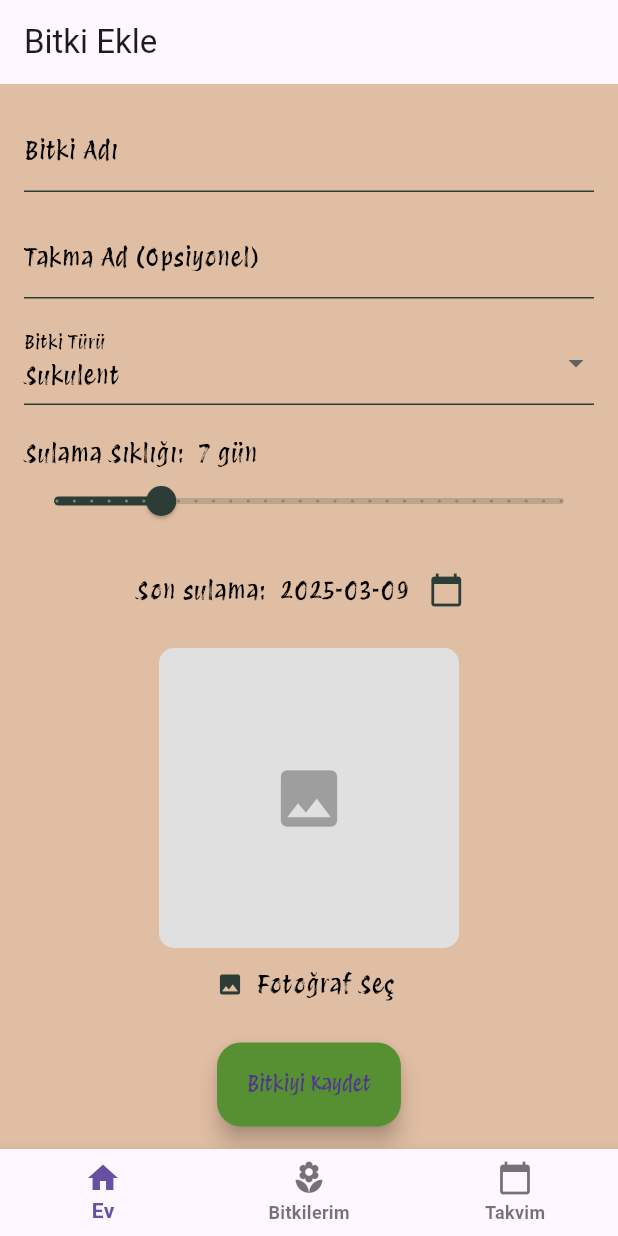
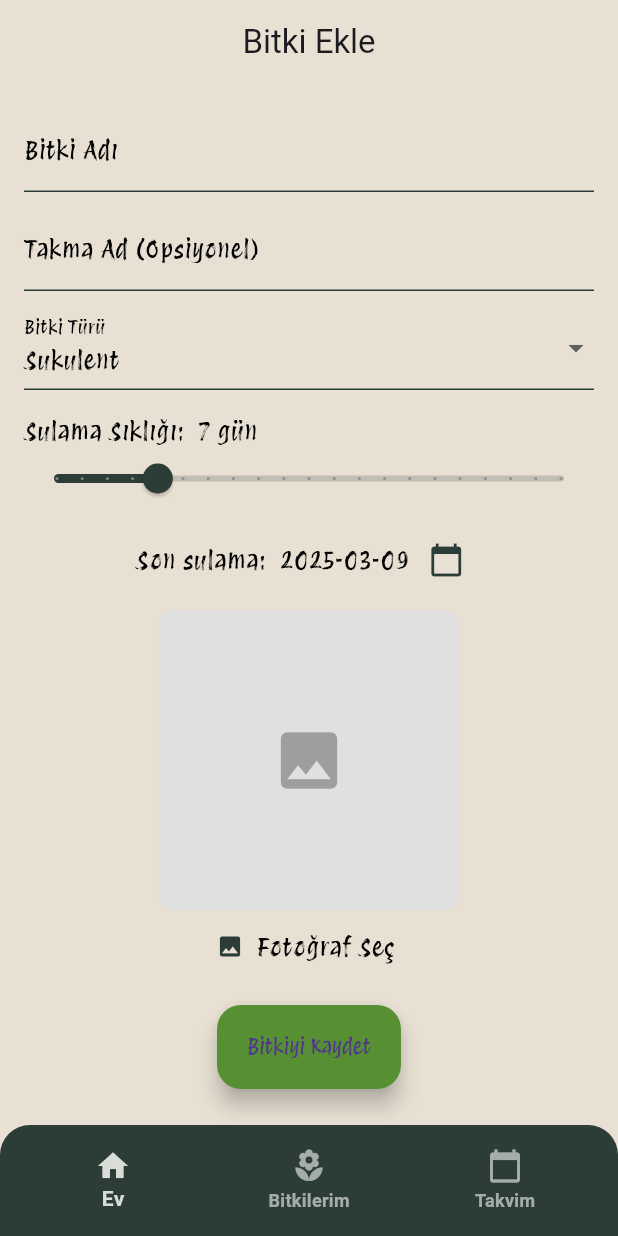
Before and after one commit to OsmanTurgut2335/planneT, a Flutter app: the screen it shows after launch, after a tap on "Bitki Ekle", on a phone screen of 412 x 824 dp. Run offline on Flutter 3.47's test engine with Material 3 defaults, Android fonts, the phone set to English and light mode, and no system bars; our stand-ins replace bloc, equatable, flutter_bloc, go_router, hive, hive_flutter and 2 more; accounts and stored records are empty.

Commit message:
improved ui for bottom nav bar and calendar

```diff
--- a/lib/core/constants/app_colors.dart
+++ b/lib/core/constants/app_colors.dart
@@ -3,4 +3,7 @@ import 'package:flutter/material.dart';
 class AppColors {
   static const Color scaffoldBackground = Color.fromARGB(255, 224, 190, 163);
   static const Color deepPine = Color(0xFF2B3D36);
+  static const Color navBarIconColor = Color(0xFFD8DDD7); // Icon color
+  static const Color alternateScaffoldBackground = Color(0xFFE7E0D3); // Icon color
+
 }
--- a/lib/core/constants/colors.dart
+++ /dev/null
@@ -1,6 +0,0 @@
-import 'package:flutter/material.dart';
-
-class AppColors {
-  static const Color scaffoldBackground = Color(0xFFFEFEE3);
-  static const Color cardBackground = Color(0xFFDBD4C8);
-}
--- a/lib/core/router/app_router.dart
+++ b/lib/core/router/app_router.dart
@@ -1,5 +1,6 @@
 //nav routera falan değiştirmek ?
 
+import 'package:allplant/core/constants/app_colors.dart';
 import 'package:allplant/pages/add_plant.dart';
 import 'package:allplant/pages/calendar_screen.dart';
 import 'package:allplant/pages/home_screen.dart';
@@ -20,31 +21,7 @@ final GoRouter appRouter = GoRouter(
         } else if (currentLocation.startsWith('/calendar')) {
           currentIndex = 2;
         }
-        return Scaffold(
-          body: child,
-
-          bottomNavigationBar: BottomNavigationBar(
-            currentIndex: currentIndex,
-            onTap: (index) {
-              switch (index) {
-                case 0:
-                  context.go('/');
-                  break;
-                case 1:
-                  context.go('/plants');
-                  break;
-                case 2:
-                  context.go('/calendar');
-                  break;
-              }
-            },
-            items: const [
-              BottomNavigationBarItem(icon: Icon(Icons.home), label: 'Ev'),
-              BottomNavigationBarItem(icon: Icon(Icons.local_florist), label: 'Bitkilerim'),
-              BottomNavigationBarItem(icon: Icon(Icons.calendar_today), label: 'Takvim'),
-            ],
-          ),
-        );
+        return Scaffold(body: child, bottomNavigationBar: CustomBottomNavBar(currentIndex: currentIndex));
       },
       routes: [
         GoRoute(path: '/', name: 'home', builder: (BuildContext context, GoRouterState state) => const HomeScreen()),
@@ -67,3 +44,50 @@ final GoRouter appRouter = GoRouter(
     ),
   ],
 );
+
+class CustomBottomNavBar extends StatelessWidget {
+  const CustomBottomNavBar({super.key, required this.currentIndex});
+
+  final int currentIndex;
+
+  @override
+  Widget build(BuildContext context) {
+    return Container(
+      decoration: BoxDecoration(
+
+        color: AppColors.deepPine, // Background color
+        borderRadius: const BorderRadius.only(topLeft: Radius.circular(20), topRight: Radius.circular(20)),
+      ),
+      padding: const EdgeInsets.symmetric(horizontal: 10, vertical: 8), // Adds padding around nav bar
+      child: BottomNavigationBar(
+        currentIndex: currentIndex,
+
+        backgroundColor: Colors.transparent, // Keeps container background
+        elevation: 0, // Removes shadow
+        selectedItemColor: AppColors.navBarIconColor, // Icon color when selected
+        unselectedItemColor: AppColors.navBarIconColor.withValues(alpha:  0.7), // Dimmed for unselected
+
+        type: BottomNavigationBarType.fixed, // Keeps icons static in place
+        onTap: (index) {
+          switch (index) {
+            case 0:
+              context.go('/');
+              break;
+            case 1:
+              context.go('/plants');
+              break;
+            case 2:
+              context.go('/calendar');
+              break;
+          }
+        },
+        items: const [
+          BottomNavigationBarItem(icon: Icon(Icons.home,), label: 'Ev'),
+          //  BottomNavigationBarItem(icon: Icon(Icons.add), label: 'Add Plant'),
+          BottomNavigationBarItem(icon: Icon(Icons.local_florist), label: 'Bitkilerim'),
+          BottomNavigationBarItem(icon: Icon(Icons.calendar_today), label: 'Takvim'),
+        ],
+      ),
+    );
+  }
+}
--- a/lib/core/theme/app_theme.dart
+++ b/lib/core/theme/app_theme.dart
@@ -7,8 +7,8 @@ class AppTheme {
       brightness: Brightness.light,
       primarySwatch: Colors.green,
       textTheme: TextTheme(
-        bodySmall: TextStyle(color: Colors.black, fontWeight: FontWeight.w600),
-        bodyMedium: TextStyle(color: Colors.white, fontWeight: FontWeight.w600),
+        bodySmall: TextStyle(color: Colors.white, fontWeight: FontWeight.w600, fontSize: 14),
+        bodyMedium: TextStyle(color: Colors.black, fontWeight: FontWeight.w600),
         bodyLarge: TextStyle(color: Colors.black, fontFamily: 'ProtestRevolution'),
         headlineSmall: TextStyle(color: Colors.white, fontSize: 30, fontFamily: 'Montserrat'),
         headlineMedium: TextStyle(fontSize: 20, fontWeight: FontWeight.bold),
@@ -16,11 +16,15 @@ class AppTheme {
         // Diğer text stilleri...
       ),
 
+      splashColor: Colors.transparent, // Removes ripple effect
+
+      appBarTheme: AppBarTheme(color: Colors.transparent, centerTitle: true),
+
       floatingActionButtonTheme: FloatingActionButtonThemeData(
         backgroundColor: Color(0xFF569033),
         extendedTextStyle: TextStyle(color: Colors.black, fontFamily: 'ProtestRevolution'),
       ),
-      scaffoldBackgroundColor: AppColors.scaffoldBackground,
+      scaffoldBackgroundColor: AppColors.alternateScaffoldBackground,
       inputDecorationTheme: InputDecorationTheme(
         focusedBorder: UnderlineInputBorder(borderSide: BorderSide(color: Color(0xFF569033))),
         enabledBorder: UnderlineInputBorder(borderSide: BorderSide(color: Color(0xFF2B3D36))),
--- /dev/null
+++ b/lib/features/widgets/calendar/add_plant_calendar.dart
@@ -0,0 +1,37 @@
+import 'package:allplant/core/constants/app_colors.dart';
+import 'package:allplant/core/constants/strings.dart';
+import 'package:flutter/material.dart';
+
+class DatePickerWidget extends StatelessWidget {
+  final DateTime selectedDate;
+  final Function(DateTime) onDateSelected;
+
+  const DatePickerWidget({super.key, required this.selectedDate, required this.onDateSelected});
+
+  @override
+  Widget build(BuildContext context) {
+    return Row(
+      mainAxisAlignment: MainAxisAlignment.center,
+      children: [
+        Text(
+          "${AppStrings.lastWateredLabel} ${selectedDate.toString().split(' ')[0]}",
+          style: Theme.of(context).textTheme.bodyLarge,
+        ),
+        IconButton(
+          icon: const Icon(Icons.calendar_today, color: AppColors.deepPine),
+          onPressed: () async {
+            DateTime? pickedDate = await showDatePicker(
+              context: context,
+              initialDate: selectedDate,
+              firstDate: DateTime(2000),
+              lastDate: DateTime.now(),
+            );
+            if (pickedDate != null) {
+              onDateSelected(pickedDate);
+            }
+          },
+        ),
+      ],
+    );
+  }
+}
--- a/lib/features/widgets/calendar_state_handler.dart
+++ b/lib/features/widgets/calendar_state_handler.dart
@@ -1,4 +1,5 @@
 // ignore_for_file: public_member_api_docs, sort_constructors_first
+import 'package:allplant/core/constants/app_colors.dart';
 import 'package:flutter/material.dart';
 import 'package:table_calendar/table_calendar.dart';
 
@@ -54,7 +55,9 @@ class _CalendarStateHandlerState extends State<CalendarStateHandler> {
               firstDay: DateTime.now(),
               lastDay: DateTime(DateTime.now().year, DateTime.now().month + 2, 0),
               calendarFormat: CalendarFormat.month,
+
               selectedDayPredicate: (day) => isSameDay(_selectedDay.value, day),
+              startingDayOfWeek: StartingDayOfWeek.monday,
               onDaySelected: (selectedDay, newFocusedDay) {
                 setState(() {
                   _selectedDay.value = selectedDay;
@@ -67,7 +70,7 @@ class _CalendarStateHandlerState extends State<CalendarStateHandler> {
                 markersMaxCount: 1,
                 todayDecoration: BoxDecoration(color: Colors.blue, shape: BoxShape.circle),
                 selectedDecoration: BoxDecoration(color: Colors.green, shape: BoxShape.circle),
-                markerDecoration: BoxDecoration(color: Colors.green, shape: BoxShape.rectangle),
+                markerDecoration: BoxDecoration(color: AppColors.deepPine, shape: BoxShape.rectangle),
               ),
             );
           },
--- a/lib/features/widgets/card/plant_card.dart
+++ b/lib/features/widgets/card/plant_card.dart
@@ -18,7 +18,6 @@ class _PlantCardState extends State<PlantCard> {
     super.didChangeDependencies();
     _fileExistsFuture = File(widget.plant.imageUrl).exists().then((exists) {
       if (exists) {
-
         precacheImage(FileImage(File(widget.plant.imageUrl)), context);
       }
       return exists;
@@ -31,7 +30,6 @@ class _PlantCardState extends State<PlantCard> {
       future: _fileExistsFuture,
       builder: (context, snapshot) {
         if (snapshot.connectionState == ConnectionState.waiting) {
-
           return Container(
             width: 120,
             height: 160,
@@ -39,60 +37,41 @@ class _PlantCardState extends State<PlantCard> {
             child: const Center(child: CircularProgressIndicator()),
           );
         } else if (snapshot.hasData && snapshot.data == true) {
-
-          final displayName = widget.plant.nickname?.isNotEmpty == true
-              ? widget.plant.nickname
-              : widget.plant.name;
+          final displayName = widget.plant.nickname?.isNotEmpty == true ? widget.plant.nickname : widget.plant.name;
           return Container(
             width: 120,
             margin: const EdgeInsets.only(right: 12),
-            decoration: BoxDecoration(
-              borderRadius: BorderRadius.circular(12),
-              color: Colors.white,
-            ),
+            decoration: BoxDecoration(borderRadius: BorderRadius.circular(12), color: Colors.white),
             child: Column(
               crossAxisAlignment: CrossAxisAlignment.stretch,
               children: [
                 Expanded(
                   child: ClipRRect(
-                    borderRadius:
-                        const BorderRadius.vertical(top: Radius.circular(12)),
-                    child: Image.file(
-                      File(widget.plant.imageUrl),
-                      width: 250,
-                      height: 250,
-                      fit: BoxFit.cover,
-                    ),
+                    borderRadius: const BorderRadius.vertical(top: Radius.circular(12)),
+                    child: Image.file(File(widget.plant.imageUrl), width: 250, height: 250, fit: BoxFit.cover),
                   ),
                 ),
                 Container(
                   padding: const EdgeInsets.all(8),
                   decoration: BoxDecoration(
                     color: Colors.green.shade900,
-                    borderRadius: const BorderRadius.vertical(
-                        bottom: Radius.circular(12)),
+                    borderRadius: const BorderRadius.vertical(bottom: Radius.circular(12)),
                   ),
                   child: Text(
                     displayName ?? "",
                     textAlign: TextAlign.center,
-                    style: Theme.of(context).textTheme.bodyMedium,
+                    style: Theme.of(context).textTheme.bodySmall,
                   ),
                 ),
               ],
             ),
           );
         } else {
-
           return Container(
             width: 250,
             height: 250,
-            decoration: BoxDecoration(
-              color: Colors.grey.shade300,
-              borderRadius: BorderRadius.circular(10),
-            ),
-            child: const Center(
-              child: Icon(Icons.image, size: 50, color: Colors.grey),
-            ),
+            decoration: BoxDecoration(color: Colors.grey.shade300, borderRadius: BorderRadius.circular(10)),
+            child: const Center(child: Icon(Icons.image, size: 50, color: Colors.grey)),
           );
         }
       },
--- /dev/null
+++ b/lib/features/widgets/image/add_plant_image_picker.dart
@@ -0,0 +1,43 @@
+import 'dart:io';
+
+import 'package:allplant/core/constants/app_colors.dart';
+import 'package:allplant/core/constants/strings.dart';
+import 'package:flutter/material.dart';
+
+class ImagePickerWidget extends StatelessWidget {
+  final String? imagePath;
+  final VoidCallback onPickImage;
+
+  const ImagePickerWidget({
+    super.key,
+    required this.imagePath,
+    required this.onPickImage,
+  });
+
+  @override
+  Widget build(BuildContext context) {
+    return Center(
+      child: Column(
+        children: [
+          if (imagePath != null)
+            Image.file(File(imagePath!), width: 200, height: 200)
+          else
+            Container(
+              width: 200,
+              height: 200,
+              decoration: BoxDecoration(
+                color: Colors.grey.shade300,
+                borderRadius: BorderRadius.circular(10),
+              ),
+              child: const Center(child: Icon(Icons.image, size: 50, color: Colors.grey)),
+            ),
+          TextButton.icon(
+            onPressed: onPickImage,
+            icon: const Icon(Icons.image, color: AppColors.deepPine),
+            label: Text(AppStrings.selectImage, style: Theme.of(context).textTheme.bodyLarge),
+          ),
+        ],
+      ),
+    );
+  }
+}
--- /dev/null
+++ b/lib/features/widgets/text/add_plant_text_field.dart
@@ -0,0 +1,41 @@
+import 'package:flutter/material.dart';
+
+class CustomTextField extends StatelessWidget {
+  final String label;
+  final String? Function(String?)? validator;
+  final void Function(String?)? onSaved;
+  final TextEditingController? controller;
+  final TextInputType keyboardType;
+  final bool isPassword;
+  final int? maxLines;
+
+  const CustomTextField({
+    super.key,
+    required this.label,
+    this.validator,
+    this.onSaved,
+    this.controller,
+    this.keyboardType = TextInputType.text,
+    this.isPassword = false,
+    this.maxLines = 1,
+  });
+
+  @override
+  Widget build(BuildContext context) {
+    return TextFormField(
+      controller: controller,
+      keyboardType: keyboardType,
+      obscureText: isPassword,
+      maxLines: maxLines,
+      decoration: InputDecoration(
+        labelText: label,
+        border: OutlineInputBorder(
+          // Optional: Adds a border
+          borderRadius: BorderRadius.circular(8),
+        ),
+      ),
+      validator: validator,
+      onSaved: onSaved,
+    );
+  }
+}
--- a/lib/features/widgets/watering_slider.dart
+++ b/lib/features/widgets/watering_slider.dart
@@ -1,5 +1,6 @@
 import 'package:allplant/core/constants/app_colors.dart';
 import 'package:allplant/features/cubit/addplant/add_plant_cubit.dart';
+import 'package:allplant/features/cubit/addplant/add_plant_state.dart';
 import 'package:flutter/material.dart';
 import 'package:flutter_bloc/flutter_bloc.dart';
 
@@ -8,9 +9,9 @@ class WateringSlider extends StatelessWidget {
 
   @override
   Widget build(BuildContext context) {
-    final cubit = context.read<AddPlantCubit>();
-    final wateringFrequency = context.select<AddPlantCubit, int>((cubit) => cubit.state.wateringFrequency);
-
+    return BlocBuilder<AddPlantCubit, AddPlantState>(
+      buildWhen: (previous, current) => previous.wateringFrequency != current.wateringFrequency,
+      builder: (context, state) {
         return SliderTheme(
           data: SliderTheme.of(context).copyWith(
             activeTrackColor: AppColors.deepPine,
@@ -23,15 +24,17 @@ class WateringSlider extends StatelessWidget {
             valueIndicatorTextStyle: const TextStyle(color: Colors.white),
           ),
           child: Slider(
-        value: wateringFrequency.toDouble(),
+            value: state.wateringFrequency.toDouble(),
             min: 1,
             max: 30,
-        divisions: 29,
-        label: wateringFrequency.toString(),
+            divisions: 20,
+            label: state.wateringFrequency.toString(),
             onChanged: (value) {
-          cubit.updateWateringFrequency(value.toInt());
+              context.read<AddPlantCubit>().updateWateringFrequency(value.toInt());
             },
           ),
         );
+      },
+    );
   }
 }
--- a/lib/main.dart
+++ b/lib/main.dart
@@ -10,22 +10,15 @@ import 'package:hive_flutter/hive_flutter.dart';
 Future<void> main() async {
   WidgetsFlutterBinding.ensureInitialized();
 
-
   await Hive.initFlutter();
 
-
   Hive.registerAdapter(PlantAdapter());
-
 
   await Hive.openBox<Plant>('plants');
 
   runApp(
     MultiBlocProvider(
-      providers: [
-        BlocProvider<PlantCubit>(
-          create: (context) => PlantCubit(PlantRepository()),
-        ),
-      ],
+      providers: [BlocProvider<PlantCubit>(create: (context) => PlantCubit(PlantRepository()))],
       child: const MyApp(),
     ),
   );
@@ -35,10 +28,10 @@ class MyApp extends StatefulWidget {
   const MyApp({super.key});
 
   @override
-  _MyAppState createState() => _MyAppState();
+  MyAppState createState() => MyAppState();
 }
 
-class _MyAppState extends State<MyApp> {
+class MyAppState extends State<MyApp> {
   ThemeMode _themeMode = ThemeMode.system;
 
   void toggleTheme() {
--- a/lib/pages/add_plant.dart
+++ b/lib/pages/add_plant.dart
@@ -1,7 +1,7 @@
-// ignore_for_file: public_member_api_docs, sort_constructors_first
-import 'dart:io';
-
+import 'package:allplant/features/widgets/calendar/add_plant_calendar.dart';
+import 'package:allplant/features/widgets/image/add_plant_image_picker.dart';
 import 'package:allplant/features/widgets/plant_type_dropdown.dart';
+import 'package:allplant/features/widgets/text/add_plant_text_field.dart';
 import 'package:allplant/features/widgets/watering_slider.dart';
 import 'package:flutter/material.dart';
 import 'package:flutter_bloc/flutter_bloc.dart';
@@ -36,8 +36,6 @@ class _AddPlantScreenState extends State<AddPlantScreen> {
             }
           },
           builder: (context, state) {
-            final cubit = context.read<AddPlantCubit>();
-
             return Padding(
               padding: const EdgeInsets.all(16.0),
               child: Form(
@@ -47,71 +45,52 @@ class _AddPlantScreenState extends State<AddPlantScreen> {
                   children: [
                     CustomTextField(
                       label: AppStrings.plantNameLabel,
-                      validator: cubit.validatePlantName,
-                      onSaved: (value) => cubit.setPlantName(value!),
+                      validator: (value) => context.read<AddPlantCubit>().validatePlantName(value),
+                      onSaved: (value) => context.read<AddPlantCubit>().setPlantName(value!),
                     ),
-                    const SizedBox(height: 15),
-                    CustomTextField(label: AppStrings.nicknameLabel, onSaved: (value) => cubit.setPlantNickname(value)),
-                    const SizedBox(height: 15),
+                    const SizedBox(height: 10),
+                    CustomTextField(
+                      label: AppStrings.nicknameLabel,
+                      onSaved: (value) => context.read<AddPlantCubit>().setPlantNickname(value),
+                    ),
+                    const SizedBox(height: 10),
+
                     PlantTypeDropdown(
                       onSelected: (selectedType) {
                         context.read<AddPlantCubit>().setPlantType(selectedType);
                       },
                     ),
-                    const SizedBox(height: 20),
-                    // 💧 Watering Frequency Display and Slider
+                    const SizedBox(height: 15),
+
                     Text(
                       "${AppStrings.wateringFrequencyLabel} ${state.wateringFrequency} gün",
                       style: Theme.of(context).textTheme.bodyLarge,
                     ),
                     const WateringSlider(),
+                    const SizedBox(height: 10),
+
+                    DatePickerWidget(
+                      selectedDate: state.lastWateredDate,
+                      onDateSelected: (date) {
+                        context.read<AddPlantCubit>().selectDate(date);
+                      },
+                    ),
+                    const SizedBox(height: 10),
+
+                    ImagePickerWidget(
+                      imagePath: state.imagePath,
+                      onPickImage: () {
+                        context.read<AddPlantCubit>().showImagePicker(context);
+                      },
+                    ),
                     const SizedBox(height: 15),
 
-                    Row(
-                      mainAxisAlignment: MainAxisAlignment.center,
-                      children: [
-                        Text(
-                          "${AppStrings.lastWateredLabel} ${state.lastWateredDate.toString().split(' ')[0]}",
-                          style: Theme.of(context).textTheme.bodyLarge,
-                        ),
-                        IconButton(
-                          icon: const Icon(Icons.calendar_today, color: Color(0xFF2B3D36)),
-                          onPressed: () async {
-                            DateTime? pickedDate = await showDatePicker(
-                              context: context,
-                              initialDate: state.lastWateredDate,
-                              firstDate: DateTime(2000),
-                              lastDate: DateTime.now(),
-                            );
-                            if (pickedDate != null) {
-                              cubit.selectDate(pickedDate);
-                            }
-                          },
-                        ),
-                      ],
-                    ),
-                    const SizedBox(height: 15),
-                    // 📷 Image Picker
-                    Center(
-                      child: Column(
-                        children: [
-                          ImagePickerWidget(state: state),
-                          TextButton.icon(
-                            onPressed: () => cubit.showImagePicker(context),
-                            icon: const Icon(Icons.image, color: Color(0xFF2B3D36)),
-                            label: Text(AppStrings.selectImage, style: Theme.of(context).textTheme.bodyLarge),
-                          ),
-                        ],
-                      ),
-                    ),
-                    const SizedBox(height: 15),
-                    // 🌱 Save Button
                     const Spacer(),
                     Padding(
                       padding: const EdgeInsets.only(bottom: 15),
                       child: Center(
                         child: FloatingActionButton.extended(
-                          onPressed: () => cubit.validateAndSaveForm(_formKey),
+                          onPressed: () => context.read<AddPlantCubit>().validateAndSaveForm(_formKey),
                           label: Text(AppStrings.savePlant),
                         ),
                       ),
@@ -126,36 +105,3 @@ class _AddPlantScreenState extends State<AddPlantScreen> {
     );
   }
 }
-
-class CustomTextField extends StatelessWidget {
-  final String label;
-  final String? Function(String?)? validator;
-  final void Function(String?)? onSaved;
-
-  const CustomTextField({super.key, required this.label, this.validator, this.onSaved});
-
-  @override
-  Widget build(BuildContext context) {
-    return TextFormField(decoration: InputDecoration(labelText: label), validator: validator, onSaved: onSaved);
-  }
-}
-
-class ImagePickerWidget extends StatelessWidget {
-  final AddPlantState state;
-
-  const ImagePickerWidget({super.key, required this.state});
-
-  @override
-  Widget build(BuildContext context) {
-    if (state.imagePath != null) {
-      return Image.file(File(state.imagePath!), width: 200, height: 200);
-    } else {
-      return Container(
-        width: 200,
-        height: 200,
-        decoration: BoxDecoration(color: Colors.grey.shade300, borderRadius: BorderRadius.circular(10)),
-        child: const Center(child: Icon(Icons.image, size: 50, color: Colors.grey)),
-      );
-    }
-  }
-}
--- a/lib/pages/home_screen.dart
+++ b/lib/pages/home_screen.dart
@@ -40,18 +40,14 @@ class _HomeScreenState extends State<HomeScreen> {
       appBar: AppBar(title: Text("Ana Ekran")),
       body: Stack(
         children: [
-          // Arka plan ve dekoratif görseller
-          const LeafImage(position: LeafPosition.topLeft),
-          const LeafImage(position: LeafPosition.bottomRight),
-
-          // İçeriği kapsayan alan
+          //  const LeafImage(position: LeafPosition.topLeft),
+          //  const LeafImage(position: LeafPosition.bottomRight),
           Positioned.fill(
             child: Column(
               crossAxisAlignment: CrossAxisAlignment.start,
               children: [
                 const SizedBox(height: Paddings.homeScreenPadding),
 
-                // Üst kısım scrollable
                 Expanded(
                   child: SingleChildScrollView(
                     child: Padding(
```
Lines whose indentation alone changed are shown as unchanged.
